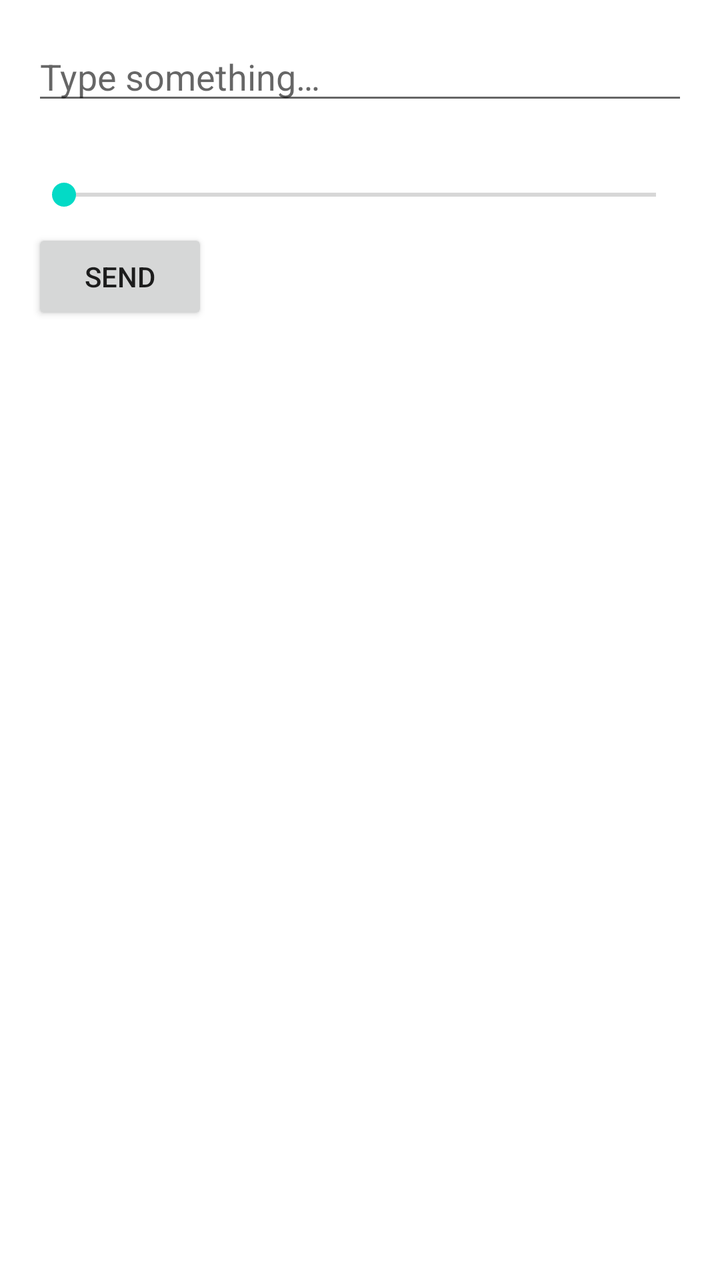
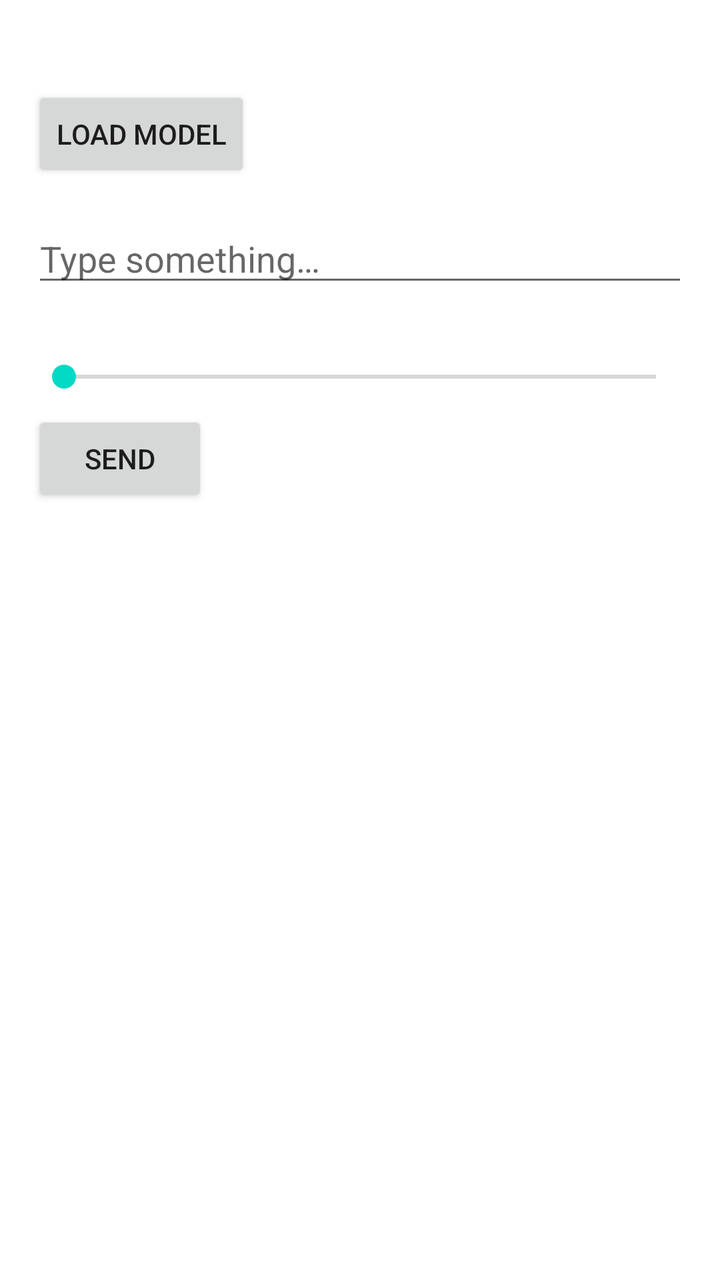

Two renders of the same Android screen: before a commit and after it. Below are the layout's source before the change and the commit's diff.
<!-- AndroidManifest.xml: application theme Theme.TinyLLM -->
<!-- res/layout/activity_main.xml -->
<?xml version="1.0" encoding="utf-8"?>
<LinearLayout xmlns:android="http://schemas.android.com/apk/res/android"
    android:layout_width="match_parent"
    android:layout_height="match_parent"
    android:orientation="vertical"
    android:padding="16dp">

    <EditText
        android:id="@+id/inputText"
        android:layout_width="match_parent"
        android:layout_height="wrap_content"
        android:hint="@string/hint_text" />

    <TextView
        android:id="@+id/lengthLabel"
        android:layout_width="match_parent"
        android:layout_height="wrap_content"
        android:layout_marginTop="12dp"
        android:textSize="14sp" />

    <SeekBar
        android:id="@+id/lengthSeek"
        android:layout_width="match_parent"
        android:layout_height="wrap_content" />

    <Button
        android:id="@+id/sendButton"
        android:layout_width="wrap_content"
        android:layout_height="wrap_content"
        android:layout_marginTop="8dp"
        android:text="@string/send" />

    <ScrollView
        android:layout_width="match_parent"
        android:layout_height="0dp"
        android:layout_weight="1"
        android:layout_marginTop="16dp">

        <TextView
            android:id="@+id/outputText"
            android:layout_width="match_parent"
            android:layout_height="wrap_content"
            android:textIsSelectable="true"
            android:textSize="16sp" />

    </ScrollView>

</LinearLayout>
<!-- resources referenced by this layout -->
<resources>
  <string name="hint_text">Type something…</string>
  <string name="send">Send</string>
  <style name="Theme.TinyLLM" parent="Theme.MaterialComponents.DayNight.NoActionBar" />
</resources>

<!-- the commit's change to res/layout/activity_main.xml (unified diff, before → after) -->
@@ -5,10 +5,24 @@
     android:orientation="vertical"
     android:padding="16dp">
 
+    <TextView
+        android:id="@+id/statusText"
+        android:layout_width="match_parent"
+        android:layout_height="wrap_content"
+        android:textSize="14sp" />
+
+    <Button
+        android:id="@+id/loadModelButton"
+        android:layout_width="wrap_content"
+        android:layout_height="wrap_content"
+        android:layout_marginTop="8dp"
+        android:text="@string/load_model" />
+
     <EditText
         android:id="@+id/inputText"
         android:layout_width="match_parent"
         android:layout_height="wrap_content"
+        android:layout_marginTop="16dp"
         android:hint="@string/hint_text" />
 
     <TextView
<!-- resource entries referenced after the edit -->
@@ -1,6 +1,7 @@
 <!-- resources referenced by this layout -->
 <resources>
   <string name="hint_text">Type something…</string>
+  <string name="load_model">Load Model</string>
   <string name="send">Send</string>
   <style name="Theme.TinyLLM" parent="Theme.MaterialComponents.DayNight.NoActionBar" />
 </resources>
